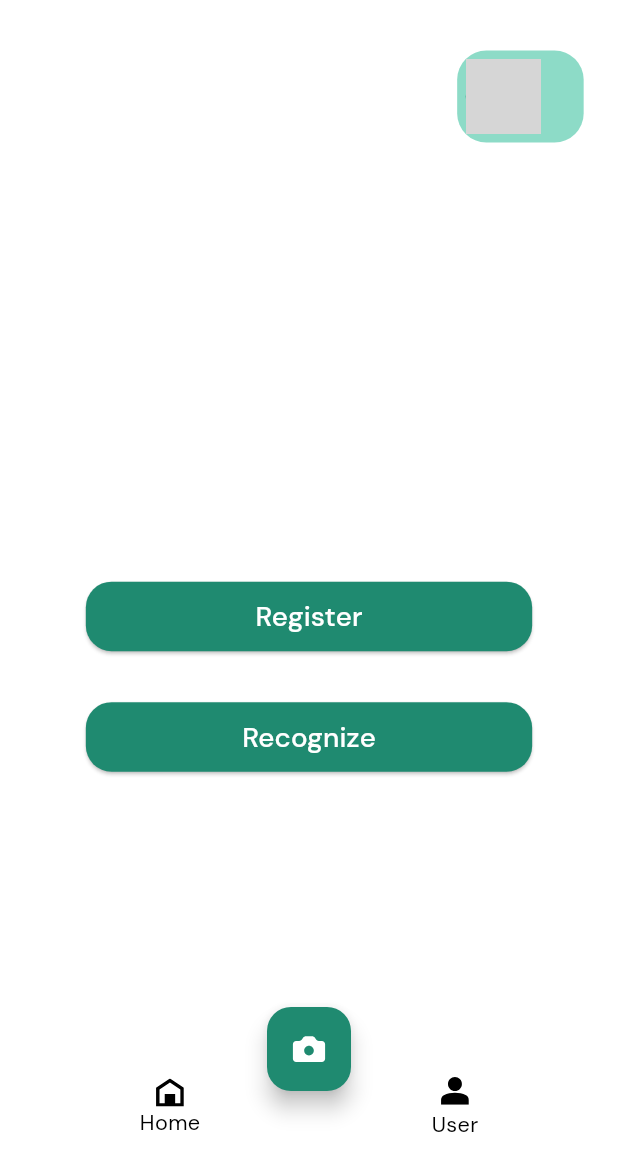
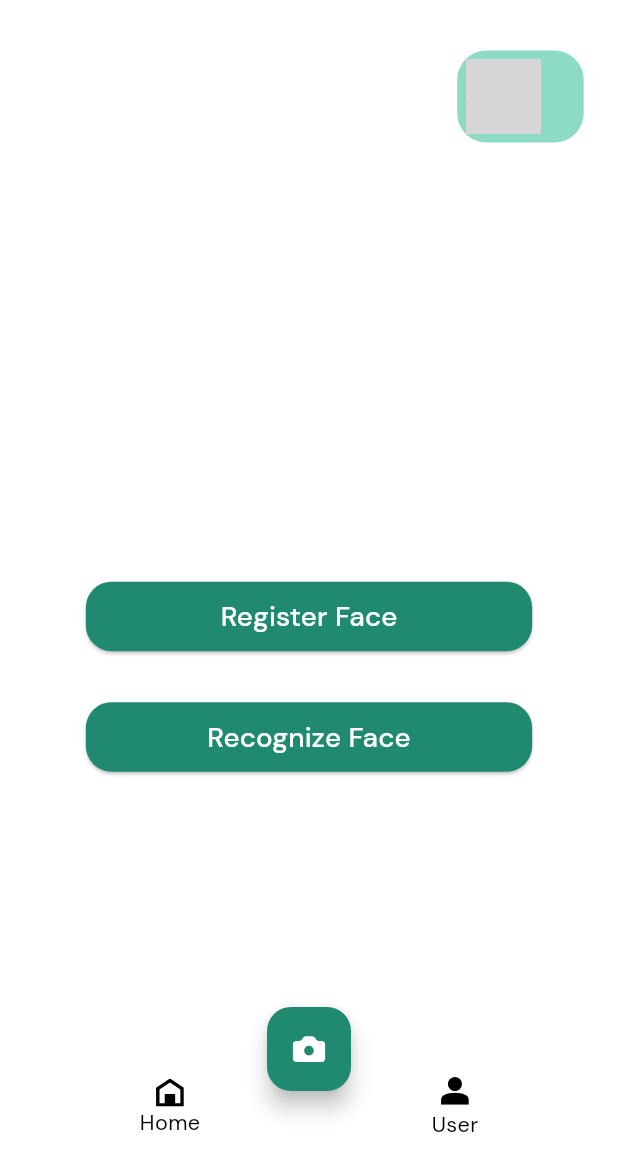
Before and after one commit to scssandanayake/NeuralFace-Person-Identifier-Application, a Flutter app: the HomeScreenTemporaryPage screen opened directly, on a phone screen of 412 x 824 dp, the part 67-1236 px from its top. Run offline on Flutter 3.47's test engine with Material 3 defaults, Android fonts, the phone set to English and light mode, and no system bars; our stand-ins replace cached_network_image, camera, cloud_firestore, firebase_auth, firebase_core, flutter_svg and 4 more; missing offline and left inert: google_mlkit_face_detection, tflite_flutter; accounts and stored records are empty; network calls fail; grey boxes are pictures that could not be loaded.

Commit message:
colors and comments

```diff
--- a/lib/HomeScreen.dart
+++ b/lib/HomeScreen.dart
@@ -29,12 +29,12 @@ class _HomePageState extends State<HomeScreen> {
                 ElevatedButton(onPressed: (){
                     Navigator.push(context, MaterialPageRoute(builder: (context)=>const RegistrationScreen()));
                 },
-                  style: ElevatedButton.styleFrom(minimumSize: Size(screenWidth-30, 50)), child: const Text("Register"),),
+                  style: ElevatedButton.styleFrom(backgroundColor: Colors.green, minimumSize: Size(screenWidth-30, 50)), child: const Text("Register Face"),),
                 Container(height: 20,),
                 ElevatedButton(onPressed: (){
                   Navigator.push(context, MaterialPageRoute(builder: (context)=>const RecognitionScreen()));
                 },
-                  style: ElevatedButton.styleFrom(minimumSize: Size(screenWidth-30, 50)), child: const Text("Recognize"),),
+                  style: ElevatedButton.styleFrom(backgroundColor: Colors.green, minimumSize: Size(screenWidth-30, 50)), child: const Text("Recognize Face"),),
               ],
             ),
           ),
--- a/lib/presentation/home_screen_temporary_container_screen/home_screen_temporary_page.dart
+++ b/lib/presentation/home_screen_temporary_container_screen/home_screen_temporary_page.dart
@@ -104,7 +104,7 @@ class _HomeScreenTemporaryPageState extends State<HomeScreenTemporaryPage> {
                     SizedBox(height: 45.v),
                                      SizedBox(height: 45.v),
                     CustomElevatedButton(
-                      text: "Register",
+                      text: "Register Face",
                       margin: EdgeInsets.symmetric(horizontal: 30.h),
                       alignment: Alignment.center,
                       onPressed: () {
@@ -114,7 +114,7 @@ class _HomeScreenTemporaryPageState extends State<HomeScreenTemporaryPage> {
                       }),
                     SizedBox(height: 33.v),
                     CustomElevatedButton(
-                      text: "Recognize",
+                      text: "Recognize Face",
                       margin: EdgeInsets.symmetric(horizontal: 30.h),
                       alignment: Alignment.center,
                       onPressed: (){
```
Also changed, not shown: lib/ML/Recognizer.dart (+5 -5 lines), lib/RecognitionScreen.dart (+12 -12 lines), lib/RegistrationScreen.dart (+27 -22 lines), lib/real_time.dart (+33 -28 lines).
